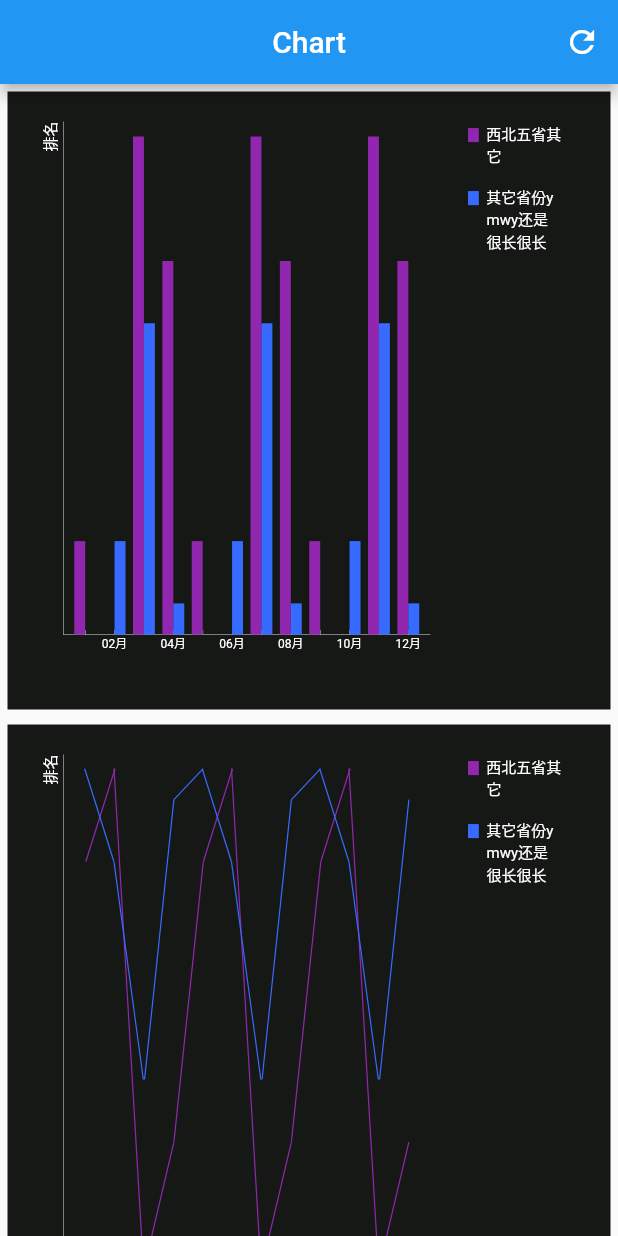
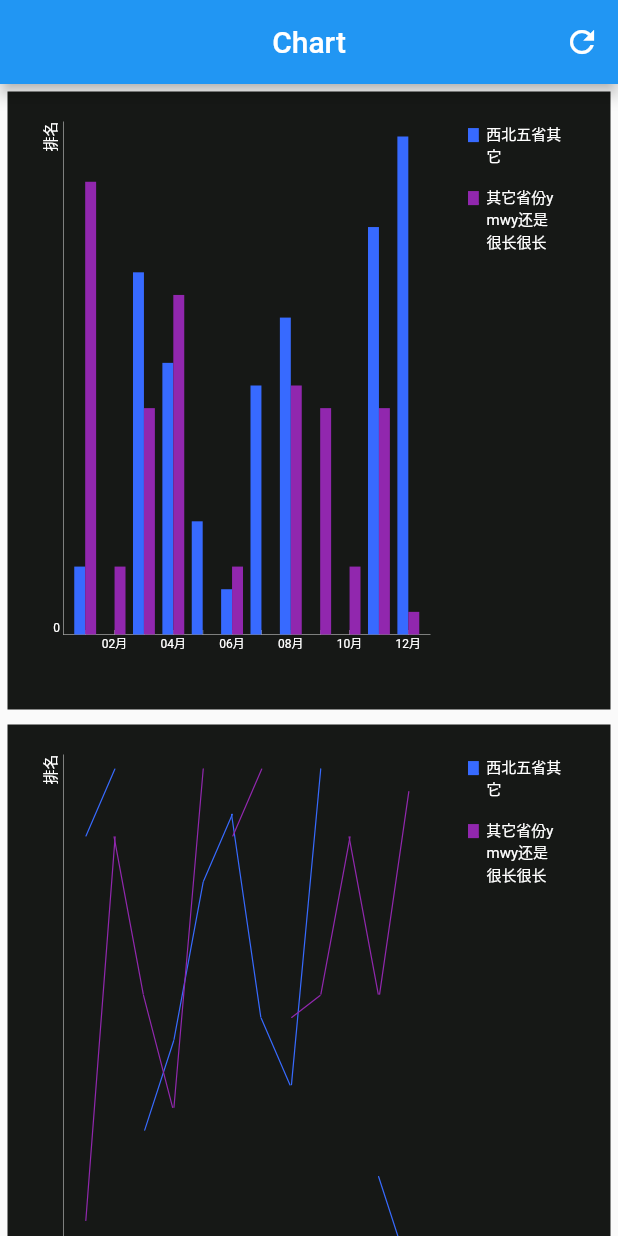
Before and after one commit to liaction/flutter_app_web_chart, a Flutter app: the screen it shows after launch, after a tap on the "refresh" icon, on a phone screen of 412 x 824 dp. Run offline on Flutter 3.47's test engine with Material 2 defaults, Android fonts, the phone set to English and light mode, and no system bars; missing offline and left inert: flutter_inappbrowser.

Commit message:
ymwy flutter : 3

```diff
--- a/lib/main.dart
+++ b/lib/main.dart
@@ -94,21 +94,21 @@ class _MyHomePageState extends State<MyHomePage> {
               YMWYChartItemData(
                   xValue: 4.0, yValue: 12, xLabel: "04月", yLabel: "第十二"),
               YMWYChartItemData(
-                  xValue: 1.0, yValue: 3, xLabel: "05月", yLabel: "第三"),
+                  xValue: 1.0, yValue: 5, xLabel: "05月", yLabel: "第五"),
               YMWYChartItemData(
-                  xValue: 2.0, yValue: 0, xLabel: "06月", yLabel: "无"),
+                  xValue: 2.0, yValue: 2, xLabel: "06月", yLabel: "第二"),
               YMWYChartItemData(
-                  xValue: 3.0, yValue: 16, xLabel: "07月", yLabel: "第十六"),
+                  xValue: 3.0, yValue: 11, xLabel: "07月", yLabel: "第十一"),
               YMWYChartItemData(
-                  xValue: 4.0, yValue: 12, xLabel: "08月", yLabel: "第十二"),
+                  xValue: 4.0, yValue: 14, xLabel: "08月", yLabel: "第十四"),
               YMWYChartItemData(
-                  xValue: 1.0, yValue: 3, xLabel: "09月", yLabel: "第三"),
+                  xValue: 1.0, yValue: 0, xLabel: "09月", yLabel: "无"),
               YMWYChartItemData(
                   xValue: 2.0, yValue: 0, xLabel: "10月", yLabel: "无"),
               YMWYChartItemData(
-                  xValue: 3.0, yValue: 16, xLabel: "11月", yLabel: "第十六"),
+                  xValue: 3.0, yValue: 18, xLabel: "11月", yLabel: "第十八"),
               YMWYChartItemData(
-                  xValue: 4.0, yValue: 12, xLabel: "12月", yLabel: "第十二"),
+                  xValue: 4.0, yValue: 22, xLabel: "12月", yLabel: "第二十二"),
             ],
             tipLabel: YMWYChartTipData(label: "西北五省其它"),
             yChartLabel: "排名",
@@ -119,23 +119,23 @@ class _MyHomePageState extends State<MyHomePage> {
         YMWYChartData(
           children: [
             YMWYChartItemData(
-                xValue: 1.0, yValue: 0, xLabel: "01月", yLabel: "无"),
+                xValue: 1.0, yValue: 20, xLabel: "01月", yLabel: "第二十"),
             YMWYChartItemData(
                 xValue: 1.0, yValue: 3, xLabel: "02月", yLabel: "第三"),
             YMWYChartItemData(
                 xValue: 2.0, yValue: 10, xLabel: "03月", yLabel: "第十"),
             YMWYChartItemData(
-                xValue: 3.0, yValue: 1, xLabel: "12月", yLabel: "第一"),
+                xValue: 3.0, yValue: 15, xLabel: "12月", yLabel: "第十五"),
             YMWYChartItemData(
                 xValue: 1.0, yValue: 0, xLabel: "01月", yLabel: "无"),
             YMWYChartItemData(
                 xValue: 1.0, yValue: 3, xLabel: "02月", yLabel: "第三"),
             YMWYChartItemData(
-                xValue: 2.0, yValue: 10, xLabel: "03月", yLabel: "第十"),
+                xValue: 2.0, yValue: 0, xLabel: "03月", yLabel: "无"),
             YMWYChartItemData(
-                xValue: 3.0, yValue: 1, xLabel: "12月", yLabel: "第一"),
+                xValue: 3.0, yValue: 11, xLabel: "12月", yLabel: "第十一"),
             YMWYChartItemData(
-                xValue: 1.0, yValue: 0, xLabel: "01月", yLabel: "无"),
+                xValue: 1.0, yValue: 10, xLabel: "01月", yLabel: "第十"),
             YMWYChartItemData(
                 xValue: 1.0, yValue: 3, xLabel: "02月", yLabel: "第三"),
             YMWYChartItemData(
--- a/lib/ymwy_chart.dart
+++ b/lib/ymwy_chart.dart
@@ -36,6 +36,7 @@ class _YMWYChartState extends State<YMWYChart> {
   double currentChartEveryXWidth = -1;
 
   Size chartSize;
+  double maxLineChartValue = 0.0;
 
   void resolveData() {
     List<String> legend = List<String>();
@@ -46,6 +47,7 @@ class _YMWYChartState extends State<YMWYChart> {
     List<List<String>> dataYTipList = List();
     String yLabel = "";
     bool showTipLabel = false;
+    bool up = true;
     if (null != widget.chartData && widget.chartData.isNotEmpty) {
       // 移除无效的数据
       widget.chartData.removeWhere((data) =>
@@ -67,12 +69,13 @@ class _YMWYChartState extends State<YMWYChart> {
       var chartData = widget.chartData.first;
       line = chartData.chartType == YMWYChartType.LINE;
       showTipLabel = chartData.showTipChart;
+      up = chartData.up;
       yLabel = chartData.yChartLabel ?? "";
       xAxis.addAll(chartData.children.map((data) => data.xLabel));
       for (var index = 0; index < widget.chartData.length; ++index) {
         var cd = widget.chartData[index];
         if (showTipLabel) {}
-        legend.add(cd.tipLabel.label);
+        legend.add(cd.tipLabel?.label ?? "");
         var d = cd.children.map((data) => "${data.yValue}").toList();
         dataList.add(d);
         var dTip = cd.children.map((data) => "${data.yLabel}").toList();
@@ -90,7 +93,8 @@ class _YMWYChartState extends State<YMWYChart> {
         ymwy: {
           "yLabel": yLabel,
           "yTipLabel": dataYTipList,
-          "showTipLabel": showTipLabel
+          "showTipLabel": showTipLabel,
+          "up": up
         });
   }
 
@@ -182,7 +186,8 @@ class _YMWYChartState extends State<YMWYChart> {
     }
     return fillWidgets
       ..addAll(webChartBean.line
-          ? drawLine(yMaxValue, xEveryWidth, yHeight)
+          ? drawLine(yMaxValue, xEveryWidth, yHeight,
+              useSort: webChartBean.ymwy["up"])
           : drawBar(yMaxValue, xEveryWidth, yHeight));
   }
 
@@ -222,12 +227,16 @@ class _YMWYChartState extends State<YMWYChart> {
   List<Widget> drawLine(double maxValue, double everyWidth, double yHeight,
       {bool useSort = true}) {
     List<Widget> fillWidgets = List();
+    maxLineChartValue = maxValue;
     for (var index = 0; index < webChartBean.dataList.length; ++index) {
       var dataList = webChartBean.dataList[index];
       var color = colors[index % colors.length];
       for (var itemIndex = 0; itemIndex < dataList.length; ++itemIndex) {
         var data = dataList[itemIndex];
         data = double.tryParse(data) ?? 0;
+        if(data == 0){
+          continue;
+        }
         var height = data * yHeight / (maxValue);
         if (useSort) {
           height = yHeight - height;
@@ -386,6 +395,23 @@ class _YMWYChartState extends State<YMWYChart> {
                 ),
               ),
             ),
+            Positioned(
+              left: 0,
+              bottom: xLabelHeight,
+              width: fontSize + everyMargin - 2,
+              child: Text(
+                webChartBean.line
+                    ? (webChartBean.ymwy["up"]
+                        ? '${resolveDoubleNumNot100(maxLineChartValue.toString())}'
+                        : "0")
+                    : "0",
+                style: TextStyle(
+                  color: Colors.white,
+                  fontSize: 8,
+                ),
+                textAlign: TextAlign.right,
+              ),
+            ),
             // 下面就根据具体情况进行处理了
             Positioned(
               left: eventTipPositionLeft,
@@ -444,7 +470,8 @@ class _YMWYChartState extends State<YMWYChart> {
                                     return TextSpan(
                                       text: currentTipIndex == -1
                                           ? ""
-                                          : "$s:${webChartBean.ymwy["yTipLabel"][webChartBean.legend.indexOf(s)][currentTipIndex]}\n",
+                                          : "$s ${webChartBean.ymwy["yTipLabel"][webChartBean.legend.indexOf(s)][currentTipIndex]}\n"
+                                              .replaceAll("null", ""),
                                       style: TextStyle(
                                         fontSize: 10,
                                       ),
@@ -507,6 +534,24 @@ class _YMWYChartState extends State<YMWYChart> {
     currentTipIndex = -1;
     setState(() {});
   }
+}
+
+String resolveDoubleNumNot100(String value,
+    {int length = 2, bool forceTwoLittle = true}) {
+  var resultIfInt = int.tryParse(value);
+  if (resultIfInt != null) {
+    return value;
+  }
+  if (value.endsWith(".00")) {
+    return value.substring(0, value.length - 3);
+  }
+  if (value.endsWith(".0")) {
+    return value.substring(0, value.length - 2);
+  }
+  if (forceTwoLittle) {
+    length = 2;
+  }
+  return ((double.tryParse(value.toString()) ?? 0)).toStringAsFixed(length);
 }
 
 class YMWYPointerBean {
@@ -610,8 +655,8 @@ class YMWYPair<E, F> {
 }
 
 var colors = [
+  Color(0xFF376AFF),
   Color(0xFF9127ae),
-  Color(0xFF376AFF),
   Color(0xFFff5a00),
   Color(0xFF61a0a8),
   Color(0xFFd48265),
```
